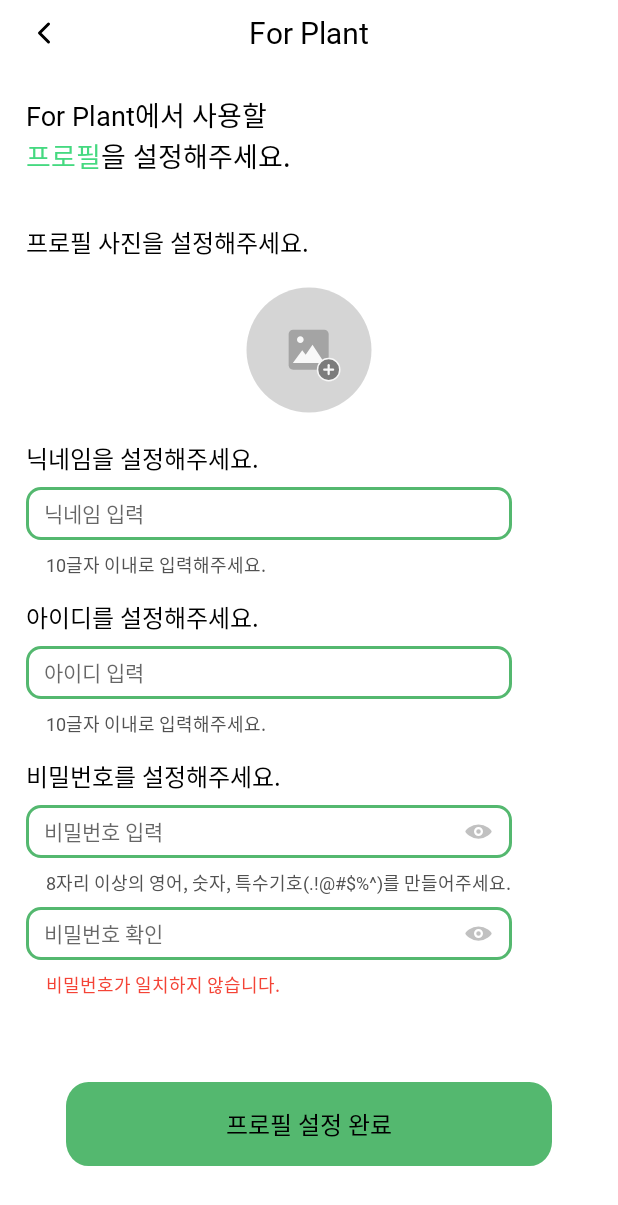
After one commit to For-Plant/forplant_front, an Android app: the ProfilemodifyActivity screen opened directly, with no data from a screen before it, on a phone screen of 412 x 824 dp. The commit adds this screen. Shown: the top 1205 px of the screen. Run offline under Robolectric (Android 15) with nearby library versions, the phone set to English and light mode, and no system bars; our stand-ins replace CircleImageView.

Commit message:
프로필 수정

```diff
--- a/app/src/main/AndroidManifest.xml
+++ b/app/src/main/AndroidManifest.xml
@@ -42,6 +42,9 @@
             android:name=".SplashwelcomeActivity"
             android:exported="false" />
         <activity
+            android:name=".ProfilemodifyActivity"
+            android:exported="false" />
+        <activity
             android:name=".SplashActivity"
             android:exported="true">
             <intent-filter>
--- a/app/src/main/java/com/example/forplant_front/FragmentMypage.kt
+++ b/app/src/main/java/com/example/forplant_front/FragmentMypage.kt
@@ -1,5 +1,6 @@
 package com.example.forplant_front
 
+import android.content.Intent
 import android.os.Bundle
 import android.util.Log
 import android.view.LayoutInflater
@@ -19,6 +20,11 @@
     ): View? {
         binding = FragmentMypageBinding.inflate(inflater, container, false)
 
+        binding.imageView14.setOnClickListener {
+            val intent = Intent(requireContext(), ProfilemodifyActivity::class.java)
+            startActivity(intent)
+        }
+
         return binding.root
     }
 }
--- /dev/null
+++ b/app/src/main/java/com/example/forplant_front/ProfilemodifyActivity.kt
@@ -0,0 +1,27 @@
+package com.example.forplant_front
+
+import android.content.Intent
+import android.os.Bundle
+import androidx.appcompat.app.AppCompatActivity
+import com.example.forplant_front.databinding.ActivityAgree2Binding
+import com.example.forplant_front.databinding.ActivityAgree3Binding
+import com.example.forplant_front.databinding.ActivityProfilemodifyBinding
+
+
+class ProfilemodifyActivity : AppCompatActivity() {
+    lateinit var binding: ActivityProfilemodifyBinding
+    override fun onCreate(savedInstanceState: Bundle?) {
+        super.onCreate(savedInstanceState)
+        binding = ActivityProfilemodifyBinding.inflate(layoutInflater)
+        setContentView(binding.root)
+
+        binding.imageView2.setOnClickListener {
+            finish()
+        }
+
+        binding.button.setOnClickListener {
+            finish()
+        }
+
+    }
+}
--- /dev/null
+++ b/app/src/main/res/layout/activity_profilemodify.xml
@@ -0,0 +1,315 @@
+<?xml version="1.0" encoding="utf-8"?>
+<ScrollView
+    xmlns:android="http://schemas.android.com/apk/res/android"
+    xmlns:tools="http://schemas.android.com/tools"
+    android:layout_width="match_parent"
+    android:layout_height="wrap_content"
+    xmlns:app="http://schemas.android.com/apk/res-auto">
+
+
+    <androidx.constraintlayout.widget.ConstraintLayout
+        android:layout_width="match_parent"
+        android:layout_height="wrap_content"
+        app:layout_constraintBottom_toBottomOf="parent"
+        app:layout_constraintEnd_toEndOf="parent"
+        app:layout_constraintStart_toStartOf="parent"
+        app:layout_constraintTop_toTopOf="parent">
+
+        <TextView
+            android:id="@+id/textView2"
+            android:layout_width="wrap_content"
+            android:layout_height="wrap_content"
+            android:layout_marginTop="8dp"
+            android:text="For Plant"
+            android:textSize="20dp"
+            android:textColor="@color/black"
+            app:layout_constraintEnd_toEndOf="parent"
+            app:layout_constraintStart_toStartOf="parent"
+            app:layout_constraintTop_toTopOf="parent" />
+
+        <ImageView
+            android:id="@+id/imageView2"
+            android:layout_width="wrap_content"
+            android:layout_height="wrap_content"
+            android:layout_marginStart="17dp"
+            app:layout_constraintBottom_toBottomOf="@+id/textView2"
+            app:layout_constraintStart_toStartOf="parent"
+            app:layout_constraintTop_toTopOf="@+id/textView2"
+            app:srcCompat="@drawable/btn_left" />
+
+        <TextView
+            android:id="@+id/textView3"
+            android:layout_width="wrap_content"
+            android:layout_height="wrap_content"
+            android:layout_marginTop="27dp"
+            android:text="For Plant에서 사용할"
+            android:textSize="18dp"
+            android:textColor="@color/black"
+            app:layout_constraintStart_toStartOf="@+id/imageView2"
+            app:layout_constraintTop_toBottomOf="@+id/textView2" />
+
+        <TextView
+            android:id="@+id/textView4"
+            android:layout_width="wrap_content"
+            android:layout_height="wrap_content"
+            android:text="프로필"
+            android:textColor="@color/maincolor"
+            android:textSize="18dp"
+            app:layout_constraintStart_toStartOf="@+id/textView3"
+            app:layout_constraintTop_toBottomOf="@+id/textView3" />
+
+        <TextView
+            android:id="@+id/textView5"
+            android:layout_width="wrap_content"
+            android:layout_height="wrap_content"
+            android:text="을 설정해주세요."
+            android:textColor="@color/black"
+            android:textSize="18dp"
+            app:layout_constraintStart_toEndOf="@+id/textView4"
+            app:layout_constraintTop_toTopOf="@+id/textView4" />
+
+        <TextView
+            android:id="@+id/textView33"
+            android:layout_width="wrap_content"
+            android:layout_height="wrap_content"
+            android:layout_marginTop="32dp"
+            android:text="프로필 사진을 설정해주세요."
+            android:textSize="16dp"
+            android:textColor="@color/black"
+            app:layout_constraintStart_toStartOf="@+id/textView3"
+            app:layout_constraintTop_toBottomOf="@+id/textView5" />
+
+        <de.hdodenhof.circleimageview.CircleImageView
+            android:id="@+id/imageView18"
+            android:layout_width="84dp"
+            android:layout_height="84dp"
+            android:layout_marginTop="18dp"
+            android:background="@android:color/transparent"
+            app:civ_border_overlay="true"
+            app:layout_constraintEnd_toEndOf="parent"
+            app:layout_constraintStart_toStartOf="parent"
+            app:layout_constraintTop_toBottomOf="@+id/textView33" />
+
+        <androidx.constraintlayout.widget.ConstraintLayout
+            android:id="@+id/soldoutlayout"
+            android:layout_width="wrap_content"
+            android:layout_height="wrap_content"
+            android:layout_marginTop="0dp"
+            app:layout_constraintBottom_toBottomOf="@+id/imageView18"
+            app:layout_constraintEnd_toEndOf="@+id/imageView18"
+            app:layout_constraintStart_toStartOf="@+id/imageView18"
+            app:layout_constraintTop_toTopOf="@+id/imageView18">
+
+            <ImageView
+                android:id="@+id/soldoutback"
+                android:layout_width="100dp"
+                android:layout_height="100dp"
+                android:alpha="0.6"
+                app:layout_constraintBottom_toBottomOf="parent"
+                app:layout_constraintEnd_toEndOf="parent"
+                app:layout_constraintHorizontal_bias="0.526"
+                app:layout_constraintStart_toStartOf="parent"
+                app:layout_constraintTop_toTopOf="parent"
+                app:layout_constraintVertical_bias="0.444"
+                app:srcCompat="@drawable/background_circle" />
+
+            <ImageView
+                android:id="@+id/soldout"
+                android:layout_width="wrap_content"
+                android:layout_height="wrap_content"
+                android:layout_marginStart="4dp"
+                android:layout_marginTop="4dp"
+                app:layout_constraintBottom_toBottomOf="parent"
+                app:layout_constraintEnd_toEndOf="parent"
+                app:layout_constraintStart_toStartOf="parent"
+                app:layout_constraintTop_toTopOf="parent"
+                app:srcCompat="@drawable/ic_image" />
+
+        </androidx.constraintlayout.widget.ConstraintLayout>
+
+        <TextView
+            android:id="@+id/textView34"
+            android:layout_width="wrap_content"
+            android:layout_height="wrap_content"
+            android:layout_marginTop="18dp"
+            android:text="닉네임을 설정해주세요."
+            android:textSize="16dp"
+            android:textColor="@color/black"
+            app:layout_constraintStart_toStartOf="@+id/textView33"
+            app:layout_constraintTop_toBottomOf="@+id/imageView18" />
+
+        <EditText
+            android:id="@+id/Idedittext"
+            android:layout_width="wrap_content"
+            android:layout_height="wrap_content"
+            android:layout_marginTop="7dp"
+            android:gravity="center|start"
+            android:paddingLeft="12dp"
+            android:hint="닉네임 입력"
+            android:textSize="14dp"
+            android:textColor="@color/black"
+            android:background="@drawable/green_rectangle2"
+            app:layout_constraintStart_toStartOf="@+id/textView34"
+            app:layout_constraintTop_toBottomOf="@+id/textView34" />
+
+        <TextView
+            android:id="@+id/textView36"
+            android:layout_width="wrap_content"
+            android:layout_height="wrap_content"
+            android:layout_marginStart="13dp"
+            android:layout_marginTop="7dp"
+            android:text="10글자 이내로 입력해주세요."
+            android:textSize="12dp"
+            android:textColor="@color/deepgray"
+            app:layout_constraintStart_toStartOf="@+id/Idedittext"
+            app:layout_constraintTop_toBottomOf="@+id/Idedittext" />
+
+        <TextView
+            android:id="@+id/textView37"
+            android:layout_width="wrap_content"
+            android:layout_height="wrap_content"
+            android:layout_marginTop="14dp"
+            android:text="아이디를 설정해주세요."
+            android:textColor="@color/black"
+            android:textSize="16dp"
+            app:layout_constraintStart_toStartOf="@+id/textView33"
+            app:layout_constraintTop_toBottomOf="@+id/textView36" />
+
+        <EditText
+            android:id="@+id/Idedittext2"
+            android:layout_width="wrap_content"
+            android:layout_height="wrap_content"
+            android:layout_marginTop="7dp"
+            android:gravity="center|start"
+            android:paddingLeft="12dp"
+            android:hint="아이디 입력"
+            android:textSize="14dp"
+            android:textColor="@color/black"
+            android:background="@drawable/green_rectangle2"
+            app:layout_constraintStart_toStartOf="@+id/textView37"
+            app:layout_constraintTop_toBottomOf="@+id/textView37" />
+
+        <TextView
+            android:id="@+id/textView38"
+            android:layout_width="wrap_content"
+            android:layout_height="wrap_content"
+            android:layout_marginStart="13dp"
+            android:layout_marginTop="7dp"
+            android:text="10글자 이내로 입력해주세요."
+            android:textSize="12dp"
+            android:textColor="@color/deepgray"
+            app:layout_constraintStart_toStartOf="@+id/Idedittext2"
+            app:layout_constraintTop_toBottomOf="@+id/Idedittext2" />
+
+        <TextView
+            android:id="@+id/textView39"
+            android:layout_width="wrap_content"
+            android:layout_height="wrap_content"
+            android:layout_marginTop="14dp"
+            android:text="비밀번호를 설정해주세요."
+            android:textColor="@color/black"
+            android:textSize="16dp"
+            app:layout_constraintStart_toStartOf="@+id/textView33"
+            app:layout_constraintTop_toBottomOf="@+id/textView38" />
+
+        <EditText
+            android:id="@+id/Idedittext3"
+            android:layout_width="wrap_content"
+            android:layout_height="wrap_content"
+            android:layout_marginTop="7dp"
+            android:gravity="center|start"
+            android:paddingLeft="12dp"
+            android:hint="비밀번호 입력"
+            android:textSize="14dp"
+            android:textColor="@color/black"
+            android:background="@drawable/green_rectangle2"
+            app:layout_constraintStart_toStartOf="@+id/textView39"
+            app:layout_constraintTop_toBottomOf="@+id/textView39" />
+
+        <TextView
+            android:id="@+id/textView40"
+            android:layout_width="wrap_content"
+            android:layout_height="wrap_content"
+            android:layout_marginStart="13dp"
+            android:layout_marginTop="7dp"
+            android:text="8자리 이상의 영어, 숫자, 특수기호(.!@#$%^)를 만들어주세요."
+            android:textSize="12dp"
+            android:textColor="@color/deepgray"
+            app:layout_constraintStart_toStartOf="@+id/Idedittext3"
+            app:layout_constraintTop_toBottomOf="@+id/Idedittext3" />
+
+        <EditText
+            android:id="@+id/Idedittext4"
+            android:layout_width="wrap_content"
+            android:layout_height="wrap_content"
+            android:layout_marginTop="7dp"
+            android:background="@drawable/green_rectangle2"
+            android:gravity="center|start"
+            android:hint="비밀번호 확인"
+            android:paddingLeft="12dp"
+            android:textColor="@color/black"
+            android:textSize="14dp"
+            app:layout_constraintStart_toStartOf="@+id/Idedittext3"
+            app:layout_constraintTop_toBottomOf="@+id/textView40" />
+
+        <TextView
+            android:id="@+id/passwordright"
+            android:layout_width="wrap_content"
+            android:layout_height="wrap_content"
+            android:layout_marginStart="13dp"
+            android:layout_marginTop="7dp"
+            android:text="비밀번호가 일치합니다."
+            android:textSize="12dp"
+            android:textColor="@color/deepgray"
+            app:layout_constraintStart_toStartOf="@+id/Idedittext4"
+            app:layout_constraintTop_toBottomOf="@+id/Idedittext4"
+            android:visibility="gone"/>
+        <TextView
+            android:id="@+id/passworwrong"
+            android:layout_width="wrap_content"
+            android:layout_height="wrap_content"
+            android:layout_marginStart="13dp"
+            android:layout_marginTop="7dp"
+            android:text="비밀번호가 일치하지 않습니다."
+            android:textSize="12dp"
+            android:textColor="@color/error"
+            app:layout_constraintStart_toStartOf="@+id/Idedittext4"
+            app:layout_constraintTop_toBottomOf="@+id/Idedittext4" />
+
+        <ImageView
+            android:id="@+id/imageView11"
+            android:layout_width="wrap_content"
+            android:layout_height="wrap_content"
+            android:layout_marginEnd="13dp"
+            app:layout_constraintBottom_toBottomOf="@+id/Idedittext3"
+            app:layout_constraintEnd_toEndOf="@+id/Idedittext3"
+            app:layout_constraintTop_toTopOf="@+id/Idedittext3"
+            app:srcCompat="@drawable/eye_off" />
+
+        <ImageView
+            android:id="@+id/imageView12"
+            android:layout_width="wrap_content"
+            android:layout_height="wrap_content"
+            android:layout_marginEnd="13dp"
+            app:layout_constraintBottom_toBottomOf="@+id/Idedittext4"
+            app:layout_constraintEnd_toEndOf="@+id/Idedittext4"
+            app:layout_constraintTop_toTopOf="@+id/Idedittext4"
+            app:srcCompat="@drawable/eye_off" />
+
+
+        <android.widget.Button
+            android:id="@+id/button"
+            android:layout_width="wrap_content"
+            android:layout_height="wrap_content"
+            android:layout_marginTop="56dp"
+            android:layout_marginBottom="24dp"
+            android:background="@drawable/green_rectangle56"
+            android:text="프로필 설정 완료"
+            android:textColor="@color/black"
+            android:textSize="16dp"
+            app:layout_constraintBottom_toBottomOf="parent"
+            app:layout_constraintEnd_toEndOf="parent"
+            app:layout_constraintStart_toStartOf="parent"
+            app:layout_constraintTop_toBottomOf="@+id/passworwrong" />
+    </androidx.constraintlayout.widget.ConstraintLayout>
+</ScrollView>
```
